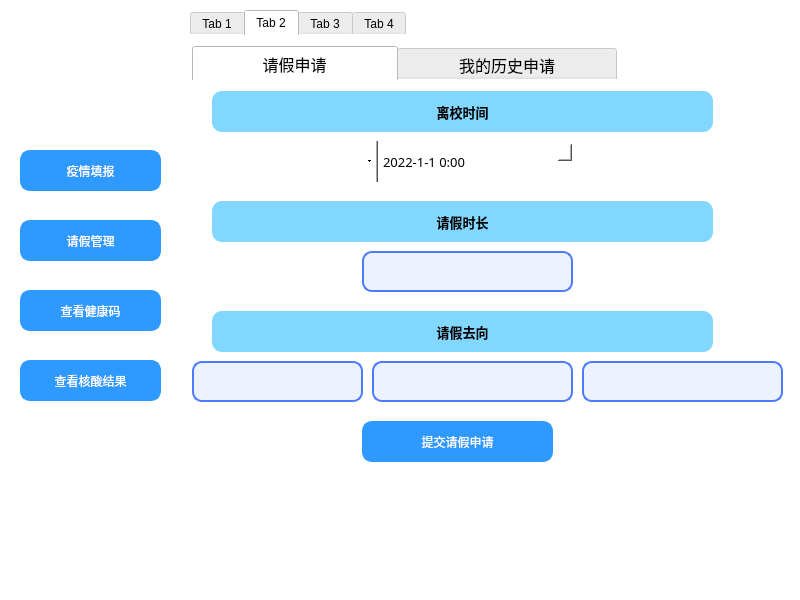
First picture: the form in student.ui, repository sukiiiKotori/pymysql, before the edit.
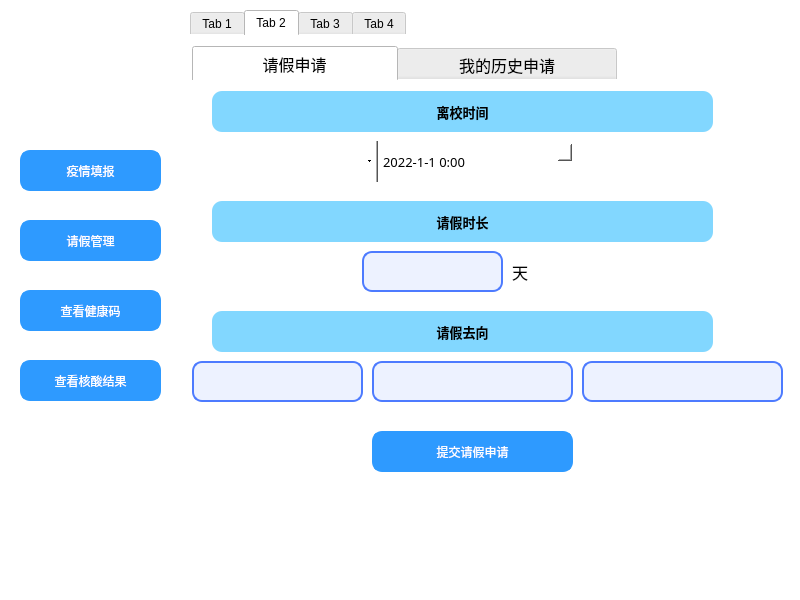
Second picture: the form after the edit. The open tabs and pages were chosen to show the change.

What changed in the file:
```diff
--- a/student.ui
+++ b/student.ui
@@ -23,7 +23,7 @@
       <x>190</x>
       <y>10</y>
       <width>601</width>
-      <height>551</height>
+      <height>581</height>
      </rect>
     </property>
     <property name="styleSheet">
@@ -528,7 +528,7 @@
         <x>2</x>
         <y>10</y>
         <width>591</width>
-        <height>481</height>
+        <height>511</height>
        </rect>
       </property>
       <property name="font">
@@ -655,7 +655,7 @@
          <rect>
           <x>170</x>
           <y>170</y>
-          <width>211</width>
+          <width>141</width>
           <height>41</height>
          </rect>
         </property>
@@ -914,9 +914,9 @@
        <widget class="QPushButton" name="get_report_2">
         <property name="geometry">
          <rect>
-          <x>170</x>
-          <y>340</y>
-          <width>191</width>
+          <x>180</x>
+          <y>350</y>
+          <width>201</width>
           <height>41</height>
          </rect>
         </property>
@@ -944,6 +944,47 @@
          <string>提交请假申请</string>
         </property>
        </widget>
+       <widget class="QLabel" name="label_leave_1">
+        <property name="geometry">
+         <rect>
+          <x>161</x>
+          <y>414</y>
+          <width>241</width>
+          <height>31</height>
+         </rect>
+        </property>
+        <property name="font">
+         <font>
+          <family>微软雅黑</family>
+          <pointsize>12</pointsize>
+         </font>
+        </property>
+        <property name="styleSheet">
+         <string notr="true">color: rgb(255, 0, 0);</string>
+        </property>
+        <property name="text">
+         <string/>
+        </property>
+       </widget>
+       <widget class="QLabel" name="label_4">
+        <property name="geometry">
+         <rect>
+          <x>320</x>
+          <y>170</y>
+          <width>71</width>
+          <height>41</height>
+         </rect>
+        </property>
+        <property name="font">
+         <font>
+          <family>微软雅黑</family>
+          <pointsize>12</pointsize>
+         </font>
+        </property>
+        <property name="text">
+         <string>天</string>
+        </property>
+       </widget>
       </widget>
       <widget class="QWidget" name="tab_6">
        <attribute name="title">
```
Left out of the diff: 42 changed lines with no effect on the pictures.
